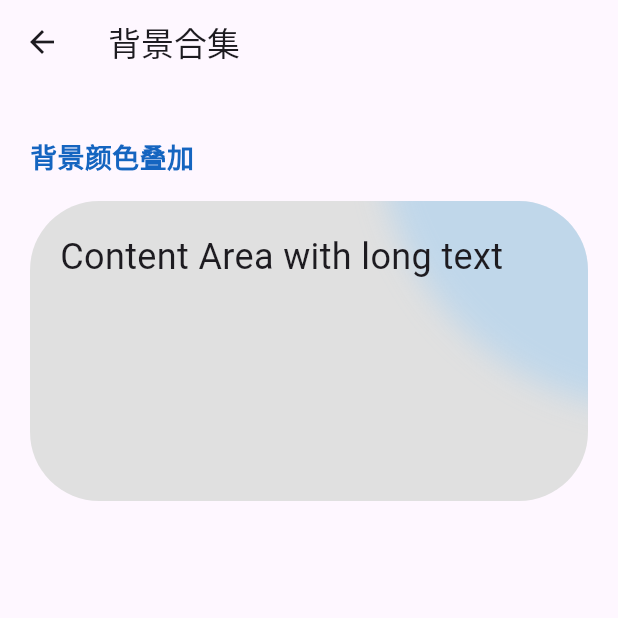
After one commit to 0x0BB9/will_widget_playground, a Flutter app: the ContainerWithBgCasePages screen opened directly, on a phone screen of 412 x 824 dp, the top half of it. The commit adds this screen. Run offline on Flutter 3.47's test engine with Material 3 defaults, Android fonts, the phone set to English and light mode, and no system bars.

Commit message:
ImageFiltered case added

```diff
--- /dev/null
+++ b/lib/case/container_with_bg_case_pages.dart
@@ -0,0 +1,99 @@
+import 'dart:ui';
+
+import 'package:flutter/material.dart';
+
+class ContainerWithBgCasePages extends StatelessWidget {
+  const ContainerWithBgCasePages({super.key});
+
+  @override
+  Widget build(BuildContext context) {
+    return Scaffold(
+      appBar: AppBar(title: Text("背景合集")),
+      body: ListView(
+        padding: EdgeInsets.all(20),
+        children: [
+          _buildExampleSection("背景颜色叠加"),
+          // 添加更多按钮示例...
+          buildClipRRect()
+        ],
+      ),
+    );
+  }
+
+  /// 背景颜色叠加
+  /// Container
+  // ├─ ClipRRect (圆角裁剪)
+  // │  └─ Container (灰色背景)
+  // │     └─ Stack
+  // │        ├─ Opacity (透明度控制)
+  // │        │  └─ ImageFiltered (高斯模糊)
+  // │        │     └─ Container (渐变圆形)
+  // │        └─ Padding + Text (内容层)
+
+  /// 组件/操作	渲染耗时 (预估)	GPU负载	重绘频率
+  // ImageFilter.blur	5-8ms (sigma=8)	高	每次重绘
+  // ClipRRect	1-2ms	中	首次布局
+  // RadialGradient	0.5-1ms	低	首次绘制
+  // Opacity + Stack	2-3ms	中	动态变化时
+  Widget buildClipRRect() {
+    return ClipRRect(
+      borderRadius: BorderRadius.circular(46), // 可选圆角
+      child: Container(
+        height: 200, // 自定义高度
+        decoration: BoxDecoration(
+          color: Colors.grey[300],
+        ),
+        child: Stack(
+          children: [
+            // 淡蓝色1/4圆形
+            Positioned(
+              right: -240,
+              top: -240,
+              child: ImageFiltered(
+                imageFilter: ImageFilter.blur(sigmaX: 10,
+                  sigmaY: 10,
+                  tileMode: TileMode.decal // 避免边缘渗透
+                  ),
+                  child: Container(
+                  width: 380, // 圆形直径
+                  height: 380,
+                  decoration: BoxDecoration(
+                    color: Colors.blue[200]!.withValues(alpha: 0.4), // 减少渲染层级
+                    borderRadius: BorderRadius.circular(190),
+                    /*gradient: RadialGradient(
+                          center: Alignment(0.7, -0.7),
+                          radius: 0.5,
+                          colors: [
+                            Colors.lightBlue[200]!.withValues(alpha: 0.9),
+                            Colors.lightBlue[100]!.withValues(alpha: 0.3),
+                          ],
+                        ),*/
+                  ),
+                ),
+              ),
+            ),
+            // 容器内容（示例文本）
+            const Padding(
+              padding: EdgeInsets.all(20),
+              child: Text(
+                'Content Area with long text',
+                style: TextStyle(fontSize: 24),
+              ),
+            ),
+          ],
+        ),
+      ),
+    );
+  }
+
+  Widget _buildExampleSection(String title) {
+    return Padding(
+      padding: EdgeInsets.symmetric(vertical: 16),
+      child: Text(title,
+          style: TextStyle(
+              fontSize: 18,
+              fontWeight: FontWeight.bold,
+              color: Colors.blue[800])),
+    );
+  }
+}
--- a/lib/main.dart
+++ b/lib/main.dart
@@ -1,5 +1,6 @@
 import 'package:flutter/material.dart';
 import 'package:will_widget_playground/case/button_case_pages.dart';
+import 'package:will_widget_playground/case/container_with_bg_case_pages.dart';
 
 void main() {
   runApp(const MyApp());
@@ -53,6 +54,11 @@ class _DemoHomePageState extends State<DemoHomePage> {
       description: "包含各种按钮样式和交互",
       pageBuilder: (context) => ButtonExamplesPage(),
     ),
+    DemoItem(
+      title: "复杂的背景",
+      description: "多种复杂背景效果展示",
+      pageBuilder: (context) => ContainerWithBgCasePages(),
+    ),
     // 后续添加更多示例...
   ];
 
```
